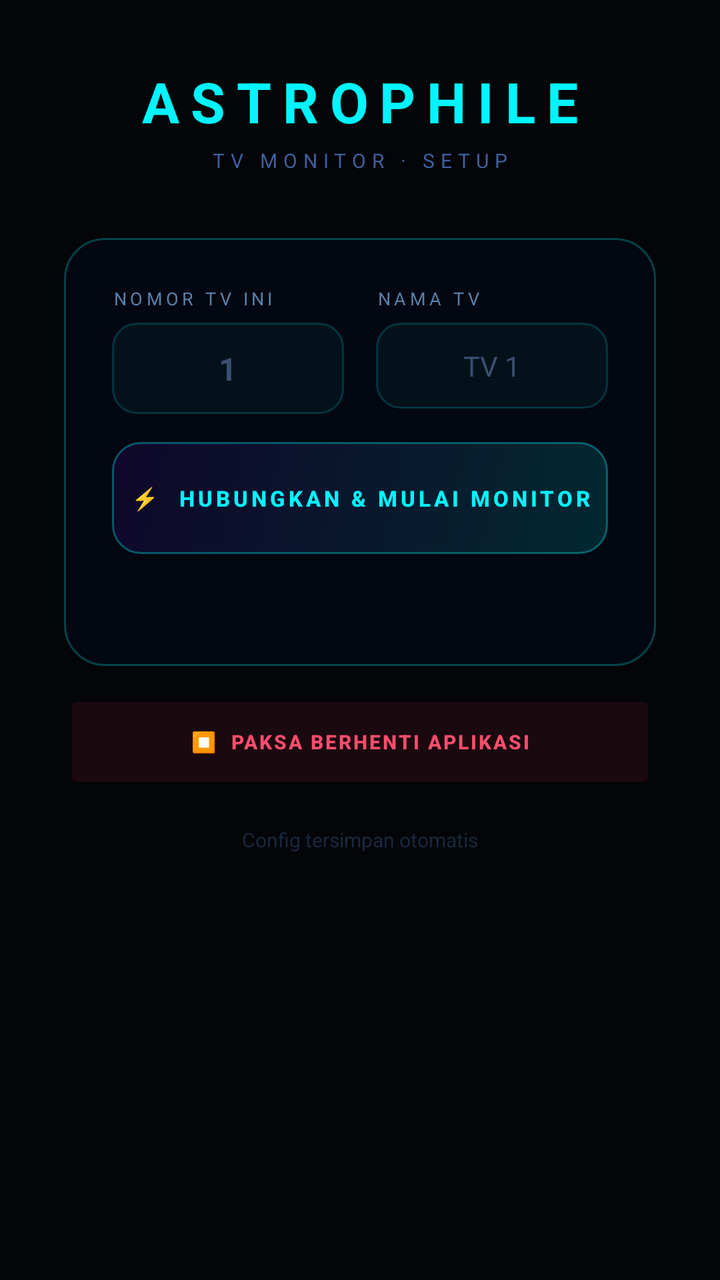
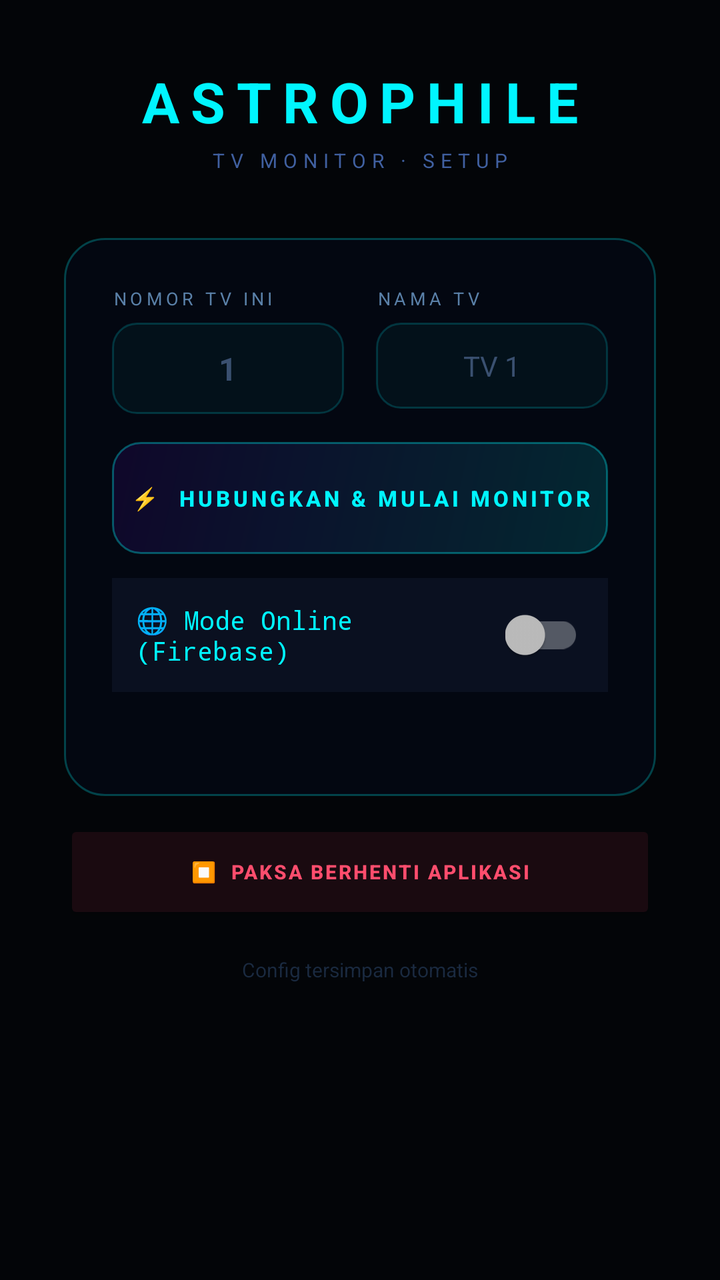

Before-and-after screenshots of an Android layout around one commit, followed by the original layout XML and the change that was made.
<!-- AndroidManifest.xml: application theme Theme.AppCompat.NoActionBar -->
<!-- res/layout/activity_setup.xml -->
<?xml version="1.0" encoding="utf-8"?>
<ScrollView xmlns:android="http://schemas.android.com/apk/res/android"
    android:layout_width="match_parent"
    android:layout_height="match_parent"
    android:background="#030508"
    android:padding="24dp">

    <LinearLayout
        android:layout_width="match_parent"
        android:layout_height="wrap_content"
        android:orientation="vertical"
        android:gravity="center_horizontal"
        android:padding="8dp">

        
        <TextView
            android:layout_width="wrap_content"
            android:layout_height="wrap_content"
            android:text="ASTROPHILE"
            android:textSize="28sp"
            android:textStyle="bold"
            android:textColor="#00f5ff"
            android:letterSpacing="0.2"
            android:layout_marginBottom="4dp"/>

        <TextView
            android:layout_width="wrap_content"
            android:layout_height="wrap_content"
            android:text="TV MONITOR · SETUP"
            android:textSize="10sp"
            android:textColor="#4060a0"
            android:letterSpacing="0.3"
            android:layout_marginBottom="32dp"/>

        
        <LinearLayout
            android:layout_width="match_parent"
            android:layout_height="wrap_content"
            android:orientation="vertical"
            android:background="@drawable/card_bg"
            android:padding="24dp"
            android:maxWidth="480dp">

            
            <TextView
                android:id="@+id/tvFbInfo"
                android:layout_width="match_parent"
                android:layout_height="wrap_content"
                android:text=""
                android:textSize="11sp"
                android:textColor="#00f5ff"
                android:background="#0a1e38"
                android:padding="10dp"
                android:layout_marginBottom="16dp"
                android:visibility="gone"
                android:gravity="center"/>

            
            <LinearLayout
                android:layout_width="match_parent"
                android:layout_height="wrap_content"
                android:orientation="horizontal"
                android:layout_marginBottom="14dp">

                <LinearLayout
                    android:layout_width="0dp"
                    android:layout_height="wrap_content"
                    android:layout_weight="1"
                    android:orientation="vertical"
                    android:layout_marginEnd="8dp">

                    <TextView
                        android:layout_width="wrap_content"
                        android:layout_height="wrap_content"
                        android:text="NOMOR TV INI"
                        android:textSize="9sp"
                        android:textColor="#5a80a8"
                        android:letterSpacing="0.2"
                        android:layout_marginBottom="6dp"/>

                    <EditText
                        android:id="@+id/etTvNum"
                        android:layout_width="match_parent"
                        android:layout_height="wrap_content"
                        android:hint="1"
                        android:textColorHint="#3a5070"
                        android:textColor="#e8f4ff"
                        android:textSize="16sp"
                        android:textStyle="bold"
                        android:background="@drawable/input_bg"
                        android:padding="12dp"
                        android:gravity="center"
                        android:inputType="number"
                        android:singleLine="true"/>
                </LinearLayout>

                <LinearLayout
                    android:layout_width="0dp"
                    android:layout_height="wrap_content"
                    android:layout_weight="1"
                    android:orientation="vertical"
                    android:layout_marginStart="8dp">

                    <TextView
                        android:layout_width="wrap_content"
                        android:layout_height="wrap_content"
                        android:text="NAMA TV"
                        android:textSize="9sp"
                        android:textColor="#5a80a8"
                        android:letterSpacing="0.2"
                        android:layout_marginBottom="6dp"/>

                    <EditText
                        android:id="@+id/etTvName"
                        android:layout_width="match_parent"
                        android:layout_height="wrap_content"
                        android:hint="TV 1"
                        android:textColorHint="#3a5070"
                        android:textColor="#e8f4ff"
                        android:textSize="14sp"
                        android:background="@drawable/input_bg"
                        android:padding="12dp"
                        android:gravity="center"
                        android:inputType="text"
                        android:singleLine="true"/>
                </LinearLayout>
            </LinearLayout>

            
            <Button
                android:id="@+id/btnConnect"
                android:layout_width="match_parent"
                android:layout_height="56dp"
                android:text="⚡  HUBUNGKAN &amp; MULAI MONITOR"
                android:textColor="#00f5ff"
                android:textSize="11sp"
                android:textStyle="bold"
                android:letterSpacing="0.15"
                android:background="@drawable/btn_connect_bg"
                android:layout_marginBottom="12dp"/>

            
        
        <TextView
            android:id="@+id/tvIpInfo"
            android:layout_width="match_parent"
            android:layout_height="wrap_content"
            android:textSize="12sp"
            android:textColor="#00ff88"
            android:background="#0a1e18"
            android:padding="10dp"
            android:gravity="center"
            android:layout_marginBottom="8dp"
            android:visibility="gone"/>

        <TextView
            android:id="@+id/tvDeviceInfo"
            android:layout_width="match_parent"
            android:layout_height="wrap_content"
            android:textSize="10sp"
            android:textColor="#336688"
            android:gravity="center"
            android:visibility="gone"/>
            <TextView
                android:id="@+id/tvStatus"
                android:layout_width="match_parent"
                android:layout_height="wrap_content"
                android:text=""
                android:textSize="12sp"
                android:textColor="#00ff88"
                android:gravity="center"
                android:minHeight="20dp"/>

        </LinearLayout>

        
        <Button
            android:id="@+id/btnUpdate"
            android:layout_width="match_parent"
            android:layout_height="52dp"
            android:text="⬇  UPDATE TERSEDIA — KETUK UNTUK UPDATE"
            android:textColor="#000000"
            android:textSize="10sp"
            android:textStyle="bold"
            android:letterSpacing="0.1"
            android:backgroundTint="#ffcc00"
            android:layout_marginTop="12dp"
            android:visibility="gone"/>

        <TextView
            android:id="@+id/tvUpdateInfo"
            android:layout_width="wrap_content"
            android:layout_height="wrap_content"
            android:text=""
            android:textSize="9sp"
            android:textColor="#ffcc00"
            android:gravity="center"
            android:layout_marginTop="4dp"
            android:visibility="gone"/>

        <Button
            android:id="@+id/btnForceStop"
            android:layout_width="match_parent"
            android:layout_height="52dp"
            android:text="⏹  PAKSA BERHENTI APLIKASI"
            android:textColor="#ff4d6d"
            android:textSize="10sp"
            android:textStyle="bold"
            android:letterSpacing="0.1"
            android:backgroundTint="#1a0a10"
            android:layout_marginTop="12dp"/>

        <TextView
            android:layout_width="wrap_content"
            android:layout_height="wrap_content"
            android:text="Config tersimpan otomatis"
            android:textSize="10sp"
            android:textColor="#1a2a40"
            android:layout_marginTop="16dp"/>

    </LinearLayout>
</ScrollView>
<!-- resources referenced by this layout -->
<resources>
  <!-- drawable btn_connect_bg (drawable) -->
  <?xml version="1.0" encoding="utf-8"?>
  <shape xmlns:android="http://schemas.android.com/apk/res/android"
      android:shape="rectangle">
      <gradient
          android:startColor="#2200f5ff"
          android:endColor="#1A7700ff"
          android:angle="135"/>
      <stroke android:width="1dp" android:color="#5500f5ff"/>
      <corners android:radius="14dp"/>
  </shape>
  <!-- drawable card_bg (drawable) -->
  <?xml version="1.0" encoding="utf-8"?>
  <shape xmlns:android="http://schemas.android.com/apk/res/android"
      android:shape="rectangle">
      <solid android:color="#EE040812"/>
      <stroke android:width="1dp" android:color="#4000f5ff"/>
      <corners android:radius="20dp"/>
  </shape>
  <!-- drawable input_bg (drawable) -->
  <?xml version="1.0" encoding="utf-8"?>
  <shape xmlns:android="http://schemas.android.com/apk/res/android"
      android:shape="rectangle">
      <solid android:color="#0A00f5ff"/>
      <stroke android:width="1dp" android:color="#2E00f5ff"/>
      <corners android:radius="12dp"/>
  </shape>
</resources>

<!-- the commit's change to res/layout/activity_setup.xml (unified diff, before → after) -->
@@ -153,6 +153,35 @@
             android:layout_marginBottom="8dp"
             android:visibility="gone"/>
 
+        
+        <LinearLayout
+            android:id="@+id/layoutModeToggle"
+            android:layout_width="match_parent"
+            android:layout_height="wrap_content"
+            android:orientation="horizontal"
+            android:gravity="center_vertical"
+            android:background="#0a1020"
+            android:padding="12dp"
+            android:layout_marginBottom="8dp">
+
+            <TextView
+                android:id="@+id/tvModeLabel"
+                android:layout_width="0dp"
+                android:layout_height="wrap_content"
+                android:layout_weight="1"
+                android:textSize="13sp"
+                android:textColor="#00f5ff"
+                android:fontFamily="monospace"
+                android:text="🌐 Mode Online (Firebase)"/>
+
+            <androidx.appcompat.widget.SwitchCompat
+                android:id="@+id/switchOfflineMode"
+                android:layout_width="wrap_content"
+                android:layout_height="wrap_content"
+                android:checked="false"/>
+
+        </LinearLayout>
+
         <TextView
             android:id="@+id/tvDeviceInfo"
             android:layout_width="match_parent"
